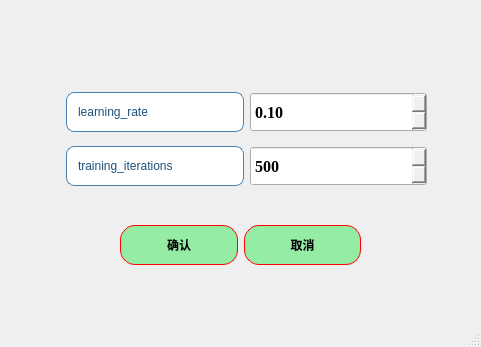
The window that ui/algorithms10_GP_para.ui (azhongege24/predict_first) describes before a commit, drawn with Qt 5.
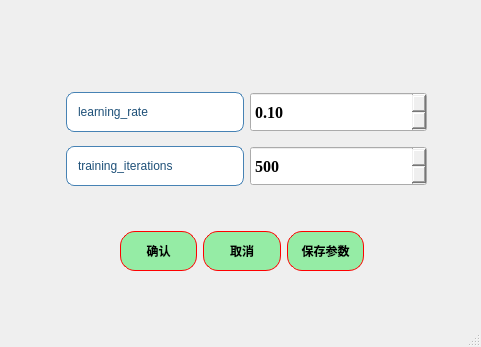
The same window after the commit.

Commit message: 添加了参数记忆功能，然后更新了版本，然后增加了输出结果滚动界面

What changed in the file:
```diff
--- a/ui/algorithms10_GP_para.ui
+++ b/ui/algorithms10_GP_para.ui
@@ -14,80 +14,6 @@
    <string>MainWindow</string>
   </property>
   <widget class="QWidget" name="centralwidget">
-   <widget class="QWidget" name="layoutWidget">
-    <property name="geometry">
-     <rect>
-      <x>120</x>
-      <y>220</y>
-      <width>241</width>
-      <height>51</height>
-     </rect>
-    </property>
-    <layout class="QHBoxLayout" name="horizontalLayout_5">
-     <item>
-      <widget class="QPushButton" name="pushButton">
-       <property name="minimumSize">
-        <size>
-         <width>0</width>
-         <height>40</height>
-        </size>
-       </property>
-       <property name="styleSheet">
-        <string notr="true">QPushButton{
-border:1px solid red;   /*边框的粗细，颜色*/
-border-radius:15px;    /*设置圆角半径 */
-padding:2px 4px;  /*QFrame边框与内部其它部件的距离*/
-background-color: rgb(149, 236, 165);	/*背景颜色*/
-color:rgb(0, 0, 0);		/*字体颜色*/
-	font: 18pt &quot;楷体&quot;;
-
-font:bold;
-}
-QPushButton:hover {
-    background-color: rgb(177, 244, 155);    /* 悬停时背景色 */
-}
-QPushButton:pressed {
-    background-color:rgb(99, 181, 255);     /* 点击时背景色 */
-}</string>
-       </property>
-       <property name="text">
-        <string>确认</string>
-       </property>
-      </widget>
-     </item>
-     <item>
-      <widget class="QPushButton" name="pushButton_2">
-       <property name="minimumSize">
-        <size>
-         <width>0</width>
-         <height>40</height>
-        </size>
-       </property>
-       <property name="styleSheet">
-        <string notr="true">QPushButton{
-border:1px solid red;   /*边框的粗细，颜色*/
-border-radius:15px;    /*设置圆角半径 */
-padding:2px 4px;  /*QFrame边框与内部其它部件的距离*/
-background-color: rgb(149, 236, 165);	/*背景颜色*/
-color:rgb(0, 0, 0);		/*字体颜色*/
-	font: 18pt &quot;楷体&quot;;
-
-font:bold;
-}
-QPushButton:hover {
-    background-color: rgb(177, 244, 155);    /* 悬停时背景色 */
-}
-QPushButton:pressed {
-    background-color:rgb(99, 181, 255);     /* 点击时背景色 */
-}</string>
-       </property>
-       <property name="text">
-        <string>取消</string>
-       </property>
-      </widget>
-     </item>
-    </layout>
-   </widget>
    <widget class="QWidget" name="layoutWidget">
     <property name="geometry">
      <rect>
@@ -270,6 +196,111 @@
      </item>
     </layout>
    </widget>
+   <widget class="QWidget" name="">
+    <property name="geometry">
+     <rect>
+      <x>120</x>
+      <y>230</y>
+      <width>244</width>
+      <height>42</height>
+     </rect>
+    </property>
+    <layout class="QHBoxLayout" name="horizontalLayout">
+     <item>
+      <widget class="QPushButton" name="pushButton">
+       <property name="minimumSize">
+        <size>
+         <width>0</width>
+         <height>40</height>
+        </size>
+       </property>
+       <property name="styleSheet">
+        <string notr="true">QPushButton{
+border:1px solid red;   /*边框的粗细，颜色*/
+border-radius:15px;    /*设置圆角半径 */
+padding:2px 4px;  /*QFrame边框与内部其它部件的距离*/
+background-color: rgb(149, 236, 165);	/*背景颜色*/
+color:rgb(0, 0, 0);		/*字体颜色*/
+	font: 18pt &quot;楷体&quot;;
+
+font:bold;
+}
+QPushButton:hover {
+    background-color: rgb(177, 244, 155);    /* 悬停时背景色 */
+}
+QPushButton:pressed {
+    background-color:rgb(99, 181, 255);     /* 点击时背景色 */
+}</string>
+       </property>
+       <property name="text">
+        <string>确认</string>
+       </property>
+      </widget>
+     </item>
+     <item>
+      <widget class="QPushButton" name="pushButton_2">
+       <property name="minimumSize">
+        <size>
+         <width>0</width>
+         <height>40</height>
+        </size>
+       </property>
+       <property name="styleSheet">
+        <string notr="true">QPushButton{
+border:1px solid red;   /*边框的粗细，颜色*/
+border-radius:15px;    /*设置圆角半径 */
+padding:2px 4px;  /*QFrame边框与内部其它部件的距离*/
+background-color: rgb(149, 236, 165);	/*背景颜色*/
+color:rgb(0, 0, 0);		/*字体颜色*/
+	font: 18pt &quot;楷体&quot;;
+
+font:bold;
+}
+QPushButton:hover {
+    background-color: rgb(177, 244, 155);    /* 悬停时背景色 */
+}
+QPushButton:pressed {
+    background-color:rgb(99, 181, 255);     /* 点击时背景色 */
+}</string>
+       </property>
+       <property name="text">
+        <string>取消</string>
+       </property>
+      </widget>
+     </item>
+     <item>
+      <widget class="QPushButton" name="pushButton_save_params">
+       <property name="minimumSize">
+        <size>
+         <width>0</width>
+         <height>40</height>
+        </size>
+       </property>
+       <property name="styleSheet">
+        <string notr="true">QPushButton{
+border:1px solid red;   /*边框的粗细，颜色*/
+border-radius:15px;    /*设置圆角半径 */
+padding:2px 4px;  /*QFrame边框与内部其它部件的距离*/
+background-color: rgb(149, 236, 165);	/*背景颜色*/
+color:rgb(0, 0, 0);		/*字体颜色*/
+	font: 18pt &quot;楷体&quot;;
+
+font:bold;
+}
+QPushButton:hover {
+    background-color: rgb(177, 244, 155);    /* 悬停时背景色 */
+}
+QPushButton:pressed {
+    background-color:rgb(99, 181, 255);     /* 点击时背景色 */
+}</string>
+       </property>
+       <property name="text">
+        <string>保存参数</string>
+       </property>
+      </widget>
+     </item>
+    </layout>
+   </widget>
   </widget>
   <widget class="QMenuBar" name="menubar">
    <property name="geometry">
```
The commit also changes 47 other files.
